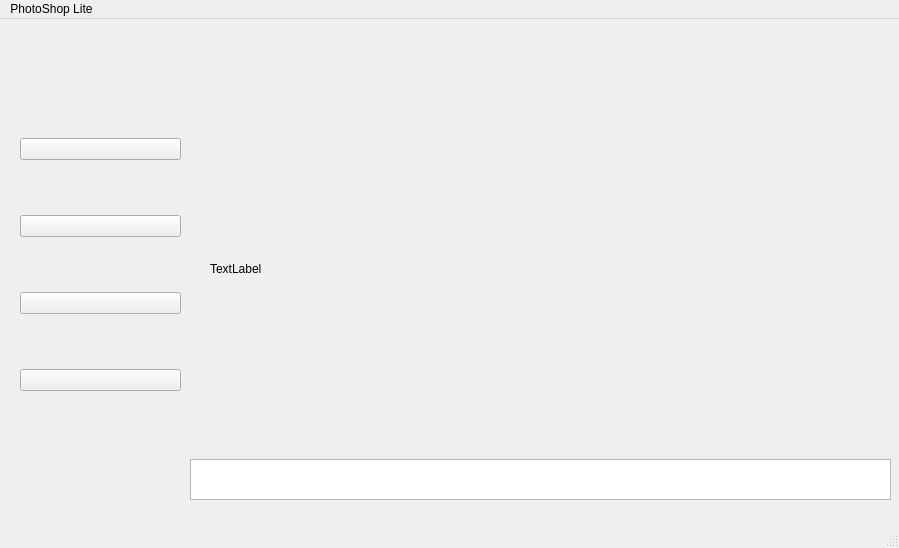
Above: Project/mainwindow.ui from Saturday-365/PhotoShop-Lite before the change. Below: the same form after it.
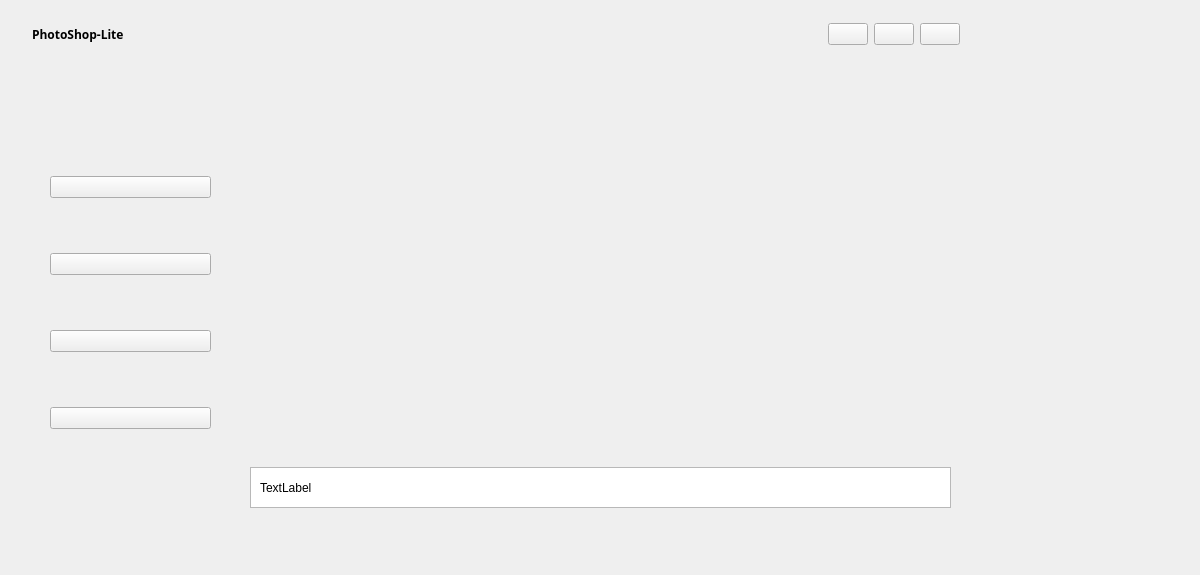
That is the form after the change.

The edit to the form file:
```diff
--- a/Project/mainwindow.ui
+++ b/Project/mainwindow.ui
@@ -6,24 +6,145 @@
    <rect>
     <x>0</x>
     <y>0</y>
-    <width>899</width>
-    <height>548</height>
+    <width>1200</width>
+    <height>575</height>
    </rect>
   </property>
   <property name="windowTitle">
    <string>MainWindow</string>
   </property>
   <widget class="QWidget" name="centralwidget">
+   <widget class="QWidget" name="verticalLayoutWidget">
+    <property name="geometry">
+     <rect>
+      <x>10</x>
+      <y>10</y>
+      <width>971</width>
+      <height>551</height>
+     </rect>
+    </property>
+    <layout class="QVBoxLayout" name="verticalLayout">
+     <item>
+      <widget class="QWidget" name="mainWidget" native="true">
+       <widget class="QWidget" name="verticalLayoutWidget_2">
+        <property name="geometry">
+         <rect>
+          <x>10</x>
+          <y>10</y>
+          <width>941</width>
+          <height>531</height>
+         </rect>
+        </property>
+        <layout class="QVBoxLayout" name="mainLayout" stretch="1,16">
+         <property name="sizeConstraint">
+          <enum>QLayout::SizeConstraint::SetDefaultConstraint</enum>
+         </property>
+         <item>
+          <widget class="QWidget" name="titleBar" native="true">
+           <property name="enabled">
+            <bool>true</bool>
+           </property>
+           <property name="maximumSize">
+            <size>
+             <width>1111</width>
+             <height>1111</height>
+            </size>
+           </property>
+           <property name="cursor">
+            <cursorShape>ArrowCursor</cursorShape>
+           </property>
+           <widget class="QWidget" name="horizontalLayoutWidget">
+            <property name="geometry">
+             <rect>
+              <x>-1</x>
+              <y>-1</y>
+              <width>941</width>
+              <height>31</height>
+             </rect>
+            </property>
+            <layout class="QHBoxLayout" name="horizontalLayout" stretch="0,0,19,1,1,1">
+             <property name="sizeConstraint">
+              <enum>QLayout::SizeConstraint::SetNoConstraint</enum>
+             </property>
+             <item>
+              <widget class="QLabel" name="APPpixLable">
+               <property name="text">
+                <string/>
+               </property>
+              </widget>
+             </item>
+             <item>
+              <widget class="QLabel" name="appnamelabel">
+               <property name="font">
+                <font>
+                 <family>HarmonyOS Sans SC</family>
+                 <bold>true</bold>
+                </font>
+               </property>
+               <property name="text">
+                <string>PhotoShop-Lite</string>
+               </property>
+               <property name="textFormat">
+                <enum>Qt::TextFormat::RichText</enum>
+               </property>
+               <property name="margin">
+                <number>2</number>
+               </property>
+              </widget>
+             </item>
+             <item>
+              <spacer name="horizontalSpacer">
+               <property name="orientation">
+                <enum>Qt::Orientation::Horizontal</enum>
+               </property>
+               <property name="sizeHint" stdset="0">
+                <size>
+                 <width>40</width>
+                 <height>20</height>
+                </size>
+               </property>
+              </spacer>
+             </item>
+             <item>
+              <widget class="QPushButton" name="minBtn">
+               <property name="text">
+                <string/>
+               </property>
+               <property name="checkable">
+                <bool>false</bool>
+               </property>
+              </widget>
+             </item>
+             <item>
+              <widget class="QPushButton" name="maxBtn">
+               <property name="text">
+                <string/>
+               </property>
+              </widget>
+             </item>
+             <item>
+              <widget class="QPushButton" name="closeBtn">
+               <property name="text">
+                <string/>
+               </property>
+              </widget>
+             </item>
+            </layout>
+           </widget>
+          </widget>
+         </item>
+         <item>
+          <widget class="QWidget" name="Displaywidget" native="true">
    <widget class="QWidget" name="layoutWidget">
     <property name="geometry">
      <rect>
-      <x>20</x>
+              <x>30</x>
       <y>70</y>
       <width>161</width>
       <height>351</height>
      </rect>
     </property>
-    <layout class="QVBoxLayout" name="verticalLayout">
+            <layout class="QVBoxLayout" name="verticalLayout_2">
      <item>
       <widget class="QPushButton" name="mode1Btn">
        <property name="enabled">
@@ -81,47 +202,69 @@
      </item>
     </layout>
    </widget>
-   <widget class="QLabel" name="Pic_label">
-    <property name="geometry">
-     <rect>
-      <x>210</x>
-      <y>70</y>
-      <width>640</width>
-      <height>360</height>
-     </rect>
-    </property>
-    <property name="text">
-     <string>TextLabel</string>
-    </property>
-   </widget>
    <widget class="QTextEdit" name="Pic_filepath_textEdit">
     <property name="geometry">
      <rect>
-      <x>190</x>
-      <y>440</y>
+              <x>230</x>
+              <y>410</y>
       <width>701</width>
       <height>41</height>
      </rect>
     </property>
    </widget>
-  </widget>
-  <widget class="QMenuBar" name="menubar">
+           <widget class="QLabel" name="filepath_label">
+            <property name="geometry">
+             <rect>
+              <x>240</x>
+              <y>420</y>
+              <width>701</width>
+              <height>21</height>
+             </rect>
+            </property>
+            <property name="text">
+             <string>TextLabel</string>
+            </property>
+           </widget>
+           <widget class="QLabel" name="Pic_label">
    <property name="geometry">
     <rect>
-     <x>0</x>
-     <y>0</y>
-     <width>899</width>
-     <height>20</height>
-    </rect>
-   </property>
-   <widget class="QMenu" name="menuPhotoShop_Lite">
-    <property name="title">
-     <string>PhotoShop Lite</string>
-    </property>
-   </widget>
-   <addaction name="menuPhotoShop_Lite"/>
-  </widget>
-  <widget class="QStatusBar" name="statusbar"/>
+              <x>230</x>
+              <y>40</y>
+              <width>670</width>
+              <height>340</height>
+             </rect>
+            </property>
+            <property name="text">
+             <string/>
+            </property>
+           </widget>
+           <widget class="QLabel" name="backgroundlabel">
+            <property name="geometry">
+             <rect>
+              <x>220</x>
+              <y>30</y>
+              <width>690</width>
+              <height>360</height>
+             </rect>
+            </property>
+            <property name="text">
+             <string/>
+            </property>
+           </widget>
+           <zorder>backgroundlabel</zorder>
+           <zorder>layoutWidget</zorder>
+           <zorder>Pic_filepath_textEdit</zorder>
+           <zorder>filepath_label</zorder>
+           <zorder>Pic_label</zorder>
+          </widget>
+         </item>
+        </layout>
+       </widget>
+      </widget>
+     </item>
+    </layout>
+   </widget>
+  </widget>
  </widget>
  <resources/>
  <connections/>
```
Lines whose indentation alone changed are shown as unchanged.
